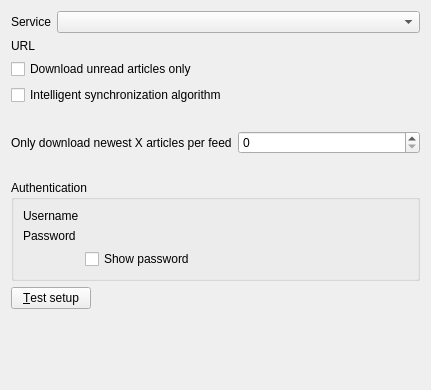
martinrotter/rssguard, file src/librssguard/services/greader/gui/greaderaccountdetails.ui: the form before one commit.
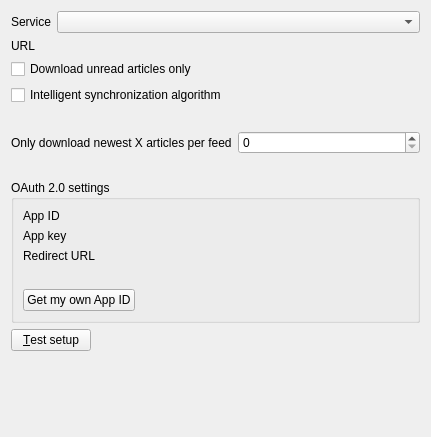
The form after the commit. The open tabs and pages were chosen to show the change. Custom widgets are drawn as their Qt base class.

What changed in the file:
```diff
--- a/src/librssguard/services/greader/gui/greaderaccountdetails.ui
+++ b/src/librssguard/services/greader/gui/greaderaccountdetails.ui
@@ -7,7 +7,7 @@
     <x>0</x>
     <y>0</y>
     <width>430</width>
-    <height>390</height>
+    <height>437</height>
    </rect>
   </property>
   <layout class="QFormLayout" name="formLayout">
@@ -59,7 +59,44 @@
     </widget>
    </item>
    <item row="10" column="0" colspan="2">
+    <widget class="ResizableStackedWidget" name="m_stackedAuth">
+     <property name="sizePolicy">
+      <sizepolicy hsizetype="Preferred" vsizetype="Maximum">
+       <horstretch>0</horstretch>
+       <verstretch>0</verstretch>
+      </sizepolicy>
+     </property>
+     <property name="currentIndex">
+      <number>0</number>
+     </property>
+     <widget class="QWidget" name="m_authClassic">
+      <property name="sizePolicy">
+       <sizepolicy hsizetype="Preferred" vsizetype="Maximum">
+        <horstretch>0</horstretch>
+        <verstretch>0</verstretch>
+       </sizepolicy>
+      </property>
+      <layout class="QVBoxLayout" name="verticalLayout">
+       <property name="leftMargin">
+        <number>0</number>
+       </property>
+       <property name="topMargin">
+        <number>0</number>
+       </property>
+       <property name="rightMargin">
+        <number>0</number>
+       </property>
+       <property name="bottomMargin">
+        <number>0</number>
+       </property>
+       <item>
     <widget class="QGroupBox" name="m_gbAuthentication">
+         <property name="sizePolicy">
+          <sizepolicy hsizetype="Preferred" vsizetype="Maximum">
+           <horstretch>0</horstretch>
+           <verstretch>0</verstretch>
+          </sizepolicy>
+         </property>
      <property name="toolTip">
       <string>Some feeds require authentication, including GMail feeds. BASIC, NTLM-2 and DIGEST-MD5 authentication schemes are supported.</string>
      </property>
@@ -109,6 +146,126 @@
      </layout>
     </widget>
    </item>
+      </layout>
+     </widget>
+     <widget class="QWidget" name="m_authOauth">
+      <property name="sizePolicy">
+       <sizepolicy hsizetype="Preferred" vsizetype="Maximum">
+        <horstretch>0</horstretch>
+        <verstretch>0</verstretch>
+       </sizepolicy>
+      </property>
+      <layout class="QVBoxLayout" name="verticalLayout_2">
+       <property name="leftMargin">
+        <number>0</number>
+       </property>
+       <property name="topMargin">
+        <number>0</number>
+       </property>
+       <property name="rightMargin">
+        <number>0</number>
+       </property>
+       <property name="bottomMargin">
+        <number>0</number>
+       </property>
+       <item>
+        <widget class="QGroupBox" name="groupBox">
+         <property name="sizePolicy">
+          <sizepolicy hsizetype="Preferred" vsizetype="Maximum">
+           <horstretch>0</horstretch>
+           <verstretch>0</verstretch>
+          </sizepolicy>
+         </property>
+         <property name="title">
+          <string>OAuth 2.0 settings</string>
+         </property>
+         <layout class="QFormLayout" name="formLayout_3">
+          <item row="0" column="0">
+           <widget class="QLabel" name="m_lblUsername_2">
+            <property name="text">
+             <string>App ID</string>
+            </property>
+            <property name="buddy">
+             <cstring>m_txtAppId</cstring>
+            </property>
+           </widget>
+          </item>
+          <item row="0" column="1">
+           <widget class="LineEditWithStatus" name="m_txtAppId" native="true"/>
+          </item>
+          <item row="1" column="0">
+           <widget class="QLabel" name="m_lblUsername_3">
+            <property name="text">
+             <string>App key</string>
+            </property>
+            <property name="buddy">
+             <cstring>m_txtAppKey</cstring>
+            </property>
+           </widget>
+          </item>
+          <item row="1" column="1">
+           <widget class="LineEditWithStatus" name="m_txtAppKey" native="true"/>
+          </item>
+          <item row="2" column="0">
+           <widget class="QLabel" name="m_lblUsername_4">
+            <property name="text">
+             <string>Redirect URL</string>
+            </property>
+            <property name="buddy">
+             <cstring>m_txtRedirectUrl</cstring>
+            </property>
+           </widget>
+          </item>
+          <item row="2" column="1">
+           <widget class="LineEditWithStatus" name="m_txtRedirectUrl" native="true"/>
+          </item>
+          <item row="4" column="0" colspan="2">
+           <layout class="QHBoxLayout" name="horizontalLayout_4">
+            <item>
+             <widget class="QPushButton" name="m_btnRegisterApi">
+              <property name="text">
+               <string>Get my own App ID</string>
+              </property>
+             </widget>
+            </item>
+            <item>
+             <spacer name="horizontalSpacer">
+              <property name="orientation">
+               <enum>Qt::Horizontal</enum>
+              </property>
+              <property name="sizeHint" stdset="0">
+               <size>
+                <width>40</width>
+                <height>20</height>
+               </size>
+              </property>
+             </spacer>
+            </item>
+           </layout>
+          </item>
+          <item row="3" column="0" colspan="2">
+           <widget class="QLabel" name="m_lblInfo">
+            <property name="sizePolicy">
+             <sizepolicy hsizetype="Preferred" vsizetype="Preferred">
+              <horstretch>0</horstretch>
+              <verstretch>1</verstretch>
+             </sizepolicy>
+            </property>
+            <property name="alignment">
+             <set>Qt::AlignLeading|Qt::AlignLeft|Qt::AlignTop</set>
+            </property>
+            <property name="wordWrap">
+             <bool>true</bool>
+            </property>
+           </widget>
+          </item>
+         </layout>
+        </widget>
+       </item>
+      </layout>
+     </widget>
+    </widget>
+   </item>
    <item row="11" column="0" colspan="2">
     <layout class="QHBoxLayout" name="horizontalLayout_2">
      <item>
@@ -187,6 +344,12 @@
    <extends>QSpinBox</extends>
    <header>messagecountspinbox.h</header>
   </customwidget>
+  <customwidget>
+   <class>ResizableStackedWidget</class>
+   <extends>QStackedWidget</extends>
+   <header>resizablestackedwidget.h</header>
+   <container>1</container>
+  </customwidget>
  </customwidgets>
  <tabstops>
   <tabstop>m_cmbService</tabstop>
```
Left out of the diff: 48 changed lines with no effect on the pictures. Lines whose indentation alone changed are shown as unchanged.
